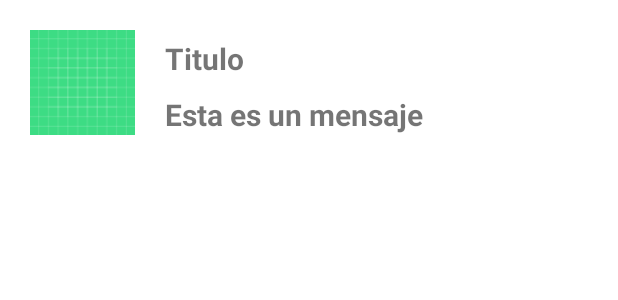
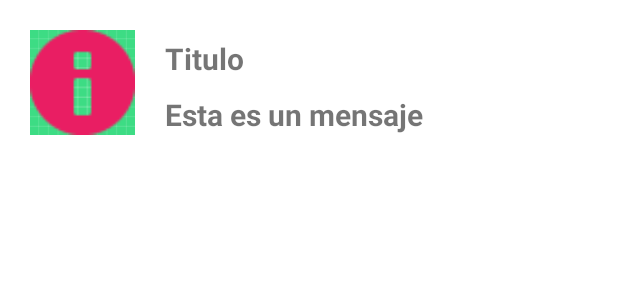
Before and after one commit to GiovanniAdb/FirebaseCLoudMessenging, an Android app: the layout notificacion.xml on its own in the app's theme, with its tools: preview values and no code run, on a phone screen of 412 x 824 dp. Shown: the top 300 px of the screen. Run offline under Robolectric (Android 15) with nearby library versions, the phone set to English and light mode, and no system bars.

Commit message:
Fixed little things

```diff
--- a/app/src/main/res/layout/notificacion.xml
+++ b/app/src/main/res/layout/notificacion.xml
@@ -18,6 +18,8 @@
             android:layout_marginEnd="10dp"
             android:layout_marginBottom="10dp"
             android:contentDescription="TODO"
+            android:foreground="@android:drawable/ic_dialog_info"
+            android:foregroundTint="#E91E63"
             android:src="@drawable/ic_campana_background" />
 
         <TextView
```
